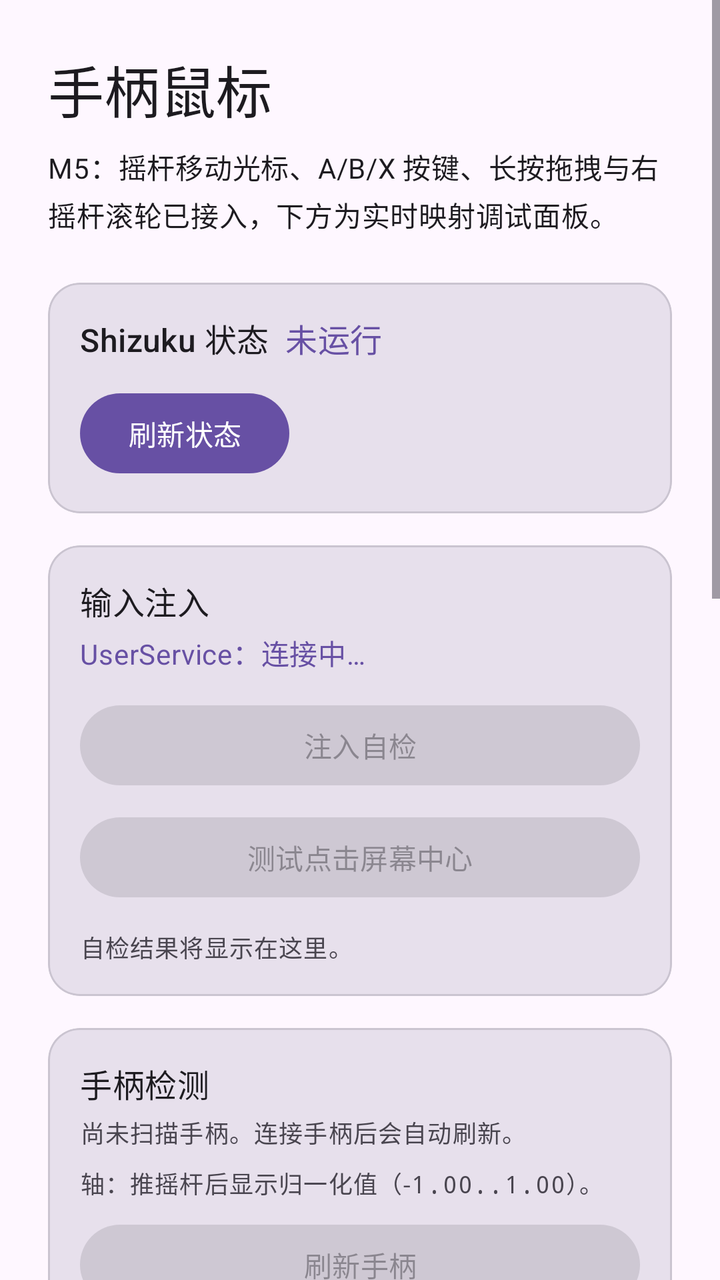
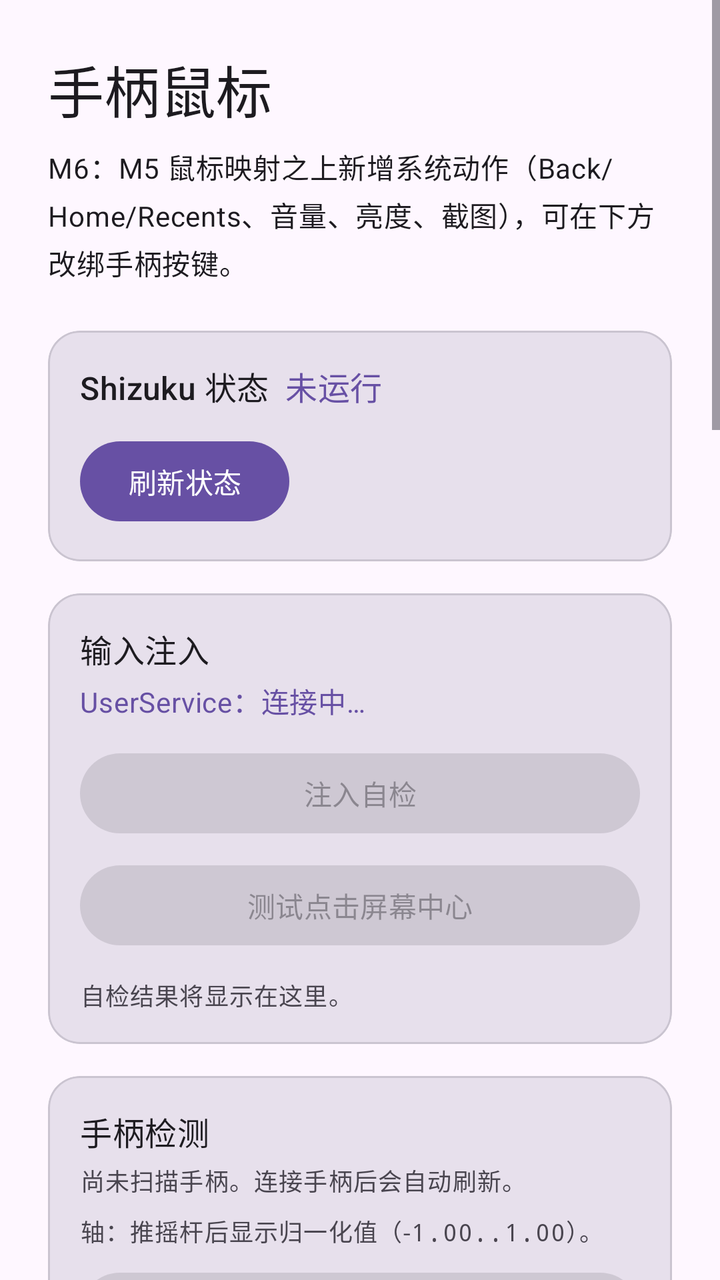

Screens rendered from an Android XML layout before and after an edit, with the pre-edit source and the edit as a unified diff.
<!-- AndroidManifest.xml: application theme Theme.PadMouse -->
<!-- res/layout/activity_main.xml -->
<?xml version="1.0" encoding="utf-8"?>
<ScrollView xmlns:android="http://schemas.android.com/apk/res/android"
    xmlns:app="http://schemas.android.com/apk/res-auto"
    android:layout_width="match_parent"
    android:layout_height="match_parent"
    android:fillViewport="true">

    <LinearLayout
        android:layout_width="match_parent"
        android:layout_height="wrap_content"
        android:orientation="vertical"
        android:padding="24dp">

        <TextView
            android:layout_width="wrap_content"
            android:layout_height="wrap_content"
            android:text="@string/main_title"
            android:textAppearance="?attr/textAppearanceHeadlineMedium" />

        <TextView
            android:layout_width="wrap_content"
            android:layout_height="wrap_content"
            android:layout_marginTop="8dp"
            android:text="@string/main_placeholder_hint"
            android:textAppearance="?attr/textAppearanceBodyMedium" />

        <com.google.android.material.card.MaterialCardView
            android:layout_width="match_parent"
            android:layout_height="wrap_content"
            android:layout_marginTop="24dp"
            app:cardBackgroundColor="?attr/colorSurfaceVariant"
            app:cardCornerRadius="16dp"
            app:cardElevation="0dp">

            <LinearLayout
                android:layout_width="match_parent"
                android:layout_height="wrap_content"
                android:orientation="vertical"
                android:padding="16dp">

                <LinearLayout
                    android:layout_width="match_parent"
                    android:layout_height="wrap_content"
                    android:gravity="center_vertical"
                    android:orientation="horizontal">

                    <TextView
                        android:layout_width="wrap_content"
                        android:layout_height="wrap_content"
                        android:text="@string/shizuku_status_label"
                        android:textAppearance="?attr/textAppearanceTitleMedium" />

                    <TextView
                        android:id="@+id/shizuku_status_value"
                        android:layout_width="wrap_content"
                        android:layout_height="wrap_content"
                        android:layout_marginStart="8dp"
                        android:text="@string/shizuku_status_not_running"
                        android:textAppearance="?attr/textAppearanceTitleMedium"
                        android:textColor="?attr/colorPrimary" />

                </LinearLayout>

                <TextView
                    android:id="@+id/shizuku_hint"
                    android:layout_width="match_parent"
                    android:layout_height="wrap_content"
                    android:layout_marginTop="8dp"
                    android:textAppearance="?attr/textAppearanceBodyMedium"
                    android:visibility="gone" />

                <LinearLayout
                    android:layout_width="match_parent"
                    android:layout_height="wrap_content"
                    android:layout_marginTop="12dp"
                    android:orientation="horizontal">

                    <Button
                        android:id="@+id/button_refresh_shizuku"
                        android:layout_width="wrap_content"
                        android:layout_height="wrap_content"
                        android:text="@string/shizuku_action_refresh" />

                    <Button
                        android:id="@+id/button_request_shizuku"
                        android:layout_width="wrap_content"
                        android:layout_height="wrap_content"
                        android:layout_marginStart="8dp"
                        android:text="@string/shizuku_action_request"
                        android:visibility="gone" />

                    <Button
                        android:id="@+id/button_install_shizuku"
                        android:layout_width="wrap_content"
                        android:layout_height="wrap_content"
                        android:layout_marginStart="8dp"
                        android:text="@string/shizuku_action_install"
                        android:visibility="gone" />

                </LinearLayout>

            </LinearLayout>

        </com.google.android.material.card.MaterialCardView>

        <com.google.android.material.card.MaterialCardView
            android:layout_width="match_parent"
            android:layout_height="wrap_content"
            android:layout_marginTop="16dp"
            app:cardBackgroundColor="?attr/colorSurfaceVariant"
            app:cardCornerRadius="16dp"
            app:cardElevation="0dp">

            <LinearLayout
                android:layout_width="match_parent"
                android:layout_height="wrap_content"
                android:orientation="vertical"
                android:padding="16dp">

                <TextView
                    android:layout_width="wrap_content"
                    android:layout_height="wrap_content"
                    android:text="@string/inject_card_title"
                    android:textAppearance="?attr/textAppearanceTitleMedium" />

                <TextView
                    android:id="@+id/inject_service_status"
                    android:layout_width="match_parent"
                    android:layout_height="wrap_content"
                    android:layout_marginTop="4dp"
                    android:text="@string/inject_service_status_connecting"
                    android:textAppearance="?attr/textAppearanceBodyMedium"
                    android:textColor="?attr/colorPrimary" />

                <Button
                    android:id="@+id/button_self_test"
                    android:layout_width="match_parent"
                    android:layout_height="wrap_content"
                    android:layout_marginTop="12dp"
                    android:enabled="false"
                    android:text="@string/inject_action_self_test" />

                <Button
                    android:id="@+id/button_test_tap"
                    android:layout_width="match_parent"
                    android:layout_height="wrap_content"
                    android:layout_marginTop="8dp"
                    android:enabled="false"
                    android:text="@string/inject_action_test_tap" />

                <TextView
                    android:id="@+id/inject_result"
                    android:layout_width="match_parent"
                    android:layout_height="wrap_content"
                    android:layout_marginTop="12dp"
                    android:fontFamily="monospace"
                    android:text="@string/inject_result_idle"
                    android:textAppearance="?attr/textAppearanceBodySmall"
                    android:textIsSelectable="true" />

            </LinearLayout>

        </com.google.android.material.card.MaterialCardView>

        <com.google.android.material.card.MaterialCardView
            android:layout_width="match_parent"
            android:layout_height="wrap_content"
            android:layout_marginTop="16dp"
            app:cardBackgroundColor="?attr/colorSurfaceVariant"
            app:cardCornerRadius="16dp"
            app:cardElevation="0dp">

            <LinearLayout
                android:layout_width="match_parent"
                android:layout_height="wrap_content"
                android:orientation="vertical"
                android:padding="16dp">

                <TextView
                    android:layout_width="wrap_content"
                    android:layout_height="wrap_content"
                    android:text="@string/gamepad_card_title"
                    android:textAppearance="?attr/textAppearanceTitleMedium" />

                <TextView
                    android:id="@+id/gamepad_summary"
                    android:layout_width="match_parent"
                    android:layout_height="wrap_content"
                    android:layout_marginTop="4dp"
                    android:fontFamily="monospace"
                    android:text="@string/gamepad_summary_idle"
                    android:textAppearance="?attr/textAppearanceBodySmall"
                    android:textIsSelectable="true" />

                <TextView
                    android:id="@+id/gamepad_axes"
                    android:layout_width="match_parent"
                    android:layout_height="wrap_content"
                    android:layout_marginTop="8dp"
                    android:fontFamily="monospace"
                    android:text="@string/gamepad_axes_idle"
                    android:textAppearance="?attr/textAppearanceBodySmall" />

                <Button
                    android:id="@+id/button_refresh_gamepad"
                    android:layout_width="match_parent"
                    android:layout_height="wrap_content"
                    android:layout_marginTop="8dp"
                    android:enabled="false"
                    android:text="@string/gamepad_action_refresh" />

                <TextView
                    android:layout_width="match_parent"
                    android:layout_height="wrap_content"
                    android:layout_marginTop="12dp"
                    android:text="@string/gamepad_events_title"
                    android:textAppearance="?attr/textAppearanceTitleSmall" />

                <TextView
                    android:id="@+id/gamepad_events"
                    android:layout_width="match_parent"
                    android:layout_height="wrap_content"
                    android:layout_marginTop="4dp"
                    android:fontFamily="monospace"
                    android:text="@string/gamepad_events_idle"
                    android:textAppearance="?attr/textAppearanceBodySmall"
                    android:textIsSelectable="true" />

            </LinearLayout>

        </com.google.android.material.card.MaterialCardView>

        <com.google.android.material.card.MaterialCardView
            android:layout_width="match_parent"
            android:layout_height="wrap_content"
            android:layout_marginTop="16dp"
            app:cardBackgroundColor="?attr/colorSurfaceVariant"
            app:cardCornerRadius="16dp"
            app:cardElevation="0dp">

            <LinearLayout
                android:layout_width="match_parent"
                android:layout_height="wrap_content"
                android:orientation="vertical"
                android:padding="16dp">

                <TextView
                    android:layout_width="wrap_content"
                    android:layout_height="wrap_content"
                    android:text="@string/mapping_card_title"
                    android:textAppearance="?attr/textAppearanceTitleMedium" />

                <TextView
                    android:id="@+id/mapping_status"
                    android:layout_width="match_parent"
                    android:layout_height="wrap_content"
                    android:layout_marginTop="4dp"
                    android:text="@string/mapping_status_idle"
                    android:textAppearance="?attr/textAppearanceBodyMedium"
                    android:textColor="?attr/colorPrimary" />

                <TextView
                    android:id="@+id/mapping_cursor_value"
                    android:layout_width="match_parent"
                    android:layout_height="wrap_content"
                    android:layout_marginTop="8dp"
                    android:fontFamily="monospace"
                    android:text="@string/mapping_cursor_idle"
                    android:textAppearance="?attr/textAppearanceBodySmall"
                    android:textIsSelectable="true" />

                <TextView
                    android:id="@+id/mapping_vector_value"
                    android:layout_width="match_parent"
                    android:layout_height="wrap_content"
                    android:layout_marginTop="4dp"
                    android:fontFamily="monospace"
                    android:text="@string/mapping_vector_idle"
                    android:textAppearance="?attr/textAppearanceBodySmall"
                    android:textIsSelectable="true" />

                <TextView
                    android:id="@+id/mapping_action_value"
                    android:layout_width="match_parent"
                    android:layout_height="wrap_content"
                    android:layout_marginTop="4dp"
                    android:fontFamily="monospace"
                    android:text="@string/mapping_action_idle"
                    android:textAppearance="?attr/textAppearanceBodySmall"
                    android:textIsSelectable="true" />

                <TextView
                    android:layout_width="match_parent"
                    android:layout_height="wrap_content"
                    android:layout_marginTop="12dp"
                    android:text="@string/mapping_bindings_summary"
                    android:textAppearance="?attr/textAppearanceBodySmall" />

            </LinearLayout>

        </com.google.android.material.card.MaterialCardView>

        <com.google.android.material.card.MaterialCardView
            android:layout_width="match_parent"
            android:layout_height="wrap_content"
            android:layout_marginTop="16dp"
            app:cardBackgroundColor="?attr/colorSurfaceVariant"
            app:cardCornerRadius="16dp"
            app:cardElevation="0dp">

            <LinearLayout
                android:layout_width="match_parent"
                android:layout_height="wrap_content"
                android:orientation="vertical"
                android:padding="16dp">

                <TextView
                    android:layout_width="wrap_content"
                    android:layout_height="wrap_content"
                    android:text="@string/cursor_card_title"
                    android:textAppearance="?attr/textAppearanceTitleMedium" />

                <LinearLayout
                    android:layout_width="match_parent"
                    android:layout_height="wrap_content"
                    android:layout_marginTop="8dp"
                    android:gravity="center_vertical"
                    android:orientation="horizontal">

                    <TextView
                        android:layout_width="wrap_content"
                        android:layout_height="wrap_content"
                        android:text="@string/cursor_overlay_permission_label"
                        android:textAppearance="?attr/textAppearanceBodyMedium" />

                    <TextView
                        android:id="@+id/overlay_status_value"
                        android:layout_width="wrap_content"
                        android:layout_height="wrap_content"
                        android:layout_marginStart="8dp"
                        android:text="@string/cursor_overlay_denied"
                        android:textAppearance="?attr/textAppearanceBodyMedium"
                        android:textColor="?attr/colorPrimary" />

                    <Button
                        android:id="@+id/button_grant_overlay"
                        android:layout_width="wrap_content"
                        android:layout_height="wrap_content"
                        android:layout_marginStart="8dp"
                        android:text="@string/cursor_action_grant_overlay" />

                </LinearLayout>

                <androidx.appcompat.widget.SwitchCompat
                    android:id="@+id/switch_cursor"
                    android:layout_width="match_parent"
                    android:layout_height="wrap_content"
                    android:layout_marginTop="12dp"
                    android:text="@string/cursor_action_toggle" />

                <LinearLayout
                    android:layout_width="match_parent"
                    android:layout_height="wrap_content"
                    android:layout_marginTop="16dp"
                    android:gravity="center_vertical"
                    android:orientation="horizontal">

                    <TextView
                        android:layout_width="0dp"
                        android:layout_height="wrap_content"
                        android:layout_weight="1"
                        android:text="@string/cursor_size_label"
                        android:textAppearance="?attr/textAppearanceBodyMedium" />

                    <TextView
                        android:id="@+id/cursor_size_value"
                        android:layout_width="wrap_content"
                        android:layout_height="wrap_content"
                        android:text="@string/cursor_size_value_default"
                        android:textAppearance="?attr/textAppearanceBodyMedium"
                        android:textColor="?attr/colorPrimary" />

                </LinearLayout>

                <SeekBar
                    android:id="@+id/seek_cursor_size"
                    android:layout_width="match_parent"
                    android:layout_height="wrap_content" />

                <LinearLayout
                    android:layout_width="match_parent"
                    android:layout_height="wrap_content"
                    android:layout_marginTop="8dp"
                    android:gravity="center_vertical"
                    android:orientation="horizontal">

                    <TextView
                        android:layout_width="0dp"
                        android:layout_height="wrap_content"
                        android:layout_weight="1"
                        android:text="@string/cursor_idle_label"
                        android:textAppearance="?attr/textAppearanceBodyMedium" />

                    <TextView
                        android:id="@+id/cursor_idle_value"
                        android:layout_width="wrap_content"
                        android:layout_height="wrap_content"
                        android:text="@string/cursor_idle_value_default"
                        android:textAppearance="?attr/textAppearanceBodyMedium"
                        android:textColor="?attr/colorPrimary" />

                </LinearLayout>

                <SeekBar
                    android:id="@+id/seek_cursor_idle"
                    android:layout_width="match_parent"
                    android:layout_height="wrap_content" />

                <TextView
                    android:layout_width="wrap_content"
                    android:layout_height="wrap_content"
                    android:layout_marginTop="8dp"
                    android:text="@string/cursor_color_label"
                    android:textAppearance="?attr/textAppearanceBodyMedium" />

                <RadioGroup
                    android:id="@+id/radio_group_cursor_color"
                    android:layout_width="match_parent"
                    android:layout_height="wrap_content"
                    android:layout_marginTop="4dp"
                    android:orientation="horizontal">

                    <RadioButton
                        android:id="@+id/radio_cursor_white"
                        android:layout_width="wrap_content"
                        android:layout_height="wrap_content"
                        android:text="@string/cursor_color_white" />

                    <RadioButton
                        android:id="@+id/radio_cursor_black"
                        android:layout_width="wrap_content"
                        android:layout_height="wrap_content"
                        android:layout_marginStart="8dp"
                        android:text="@string/cursor_color_black" />

                    <RadioButton
                        android:id="@+id/radio_cursor_yellow"
                        android:layout_width="wrap_content"
                        android:layout_height="wrap_content"
                        android:layout_marginStart="8dp"
                        android:text="@string/cursor_color_yellow" />

                </RadioGroup>

            </LinearLayout>

        </com.google.android.material.card.MaterialCardView>

    </LinearLayout>

</ScrollView>
<!-- resources referenced by this layout -->
<resources>
  <string name="cursor_action_grant_overlay">授予悬浮窗权限</string>
  <string name="cursor_action_toggle">显示光标（悬浮窗）</string>
  <string name="cursor_card_title">光标悬浮窗</string>
  <string name="cursor_color_black">黑色</string>
  <string name="cursor_color_label">光标颜色</string>
  <string name="cursor_color_white">白色</string>
  <string name="cursor_color_yellow">黄色</string>
  <string name="cursor_idle_label">静止后自动变淡</string>
  <string name="cursor_idle_value_default">3 秒</string>
  <string name="cursor_overlay_denied">未授予</string>
  <string name="cursor_overlay_permission_label">悬浮窗权限</string>
  <string name="cursor_size_label">光标大小</string>
  <string name="cursor_size_value_default">28 dp</string>
  <string name="gamepad_action_refresh">刷新手柄</string>
  <string name="gamepad_axes_idle">轴：推摇杆后显示归一化值（-1.00..1.00）。</string>
  <string name="gamepad_card_title">手柄检测</string>
  <string name="gamepad_events_idle">按键事件将显示在这里。</string>
  <string name="gamepad_events_title">最近按键事件（最多 10 条）</string>
  <string name="gamepad_summary_idle">尚未扫描手柄。连接手柄后会自动刷新。</string>
  <string name="inject_action_self_test">注入自检</string>
  <string name="inject_action_test_tap">测试点击屏幕中心</string>
  <string name="inject_card_title">输入注入</string>
  <string name="inject_result_idle">自检结果将显示在这里。</string>
  <string name="inject_service_status_connecting">UserService：连接中…</string>
  <string name="main_placeholder_hint">M5：摇杆移动光标、A/B/X 按键、长按拖拽与右摇杆滚轮已接入，下方为实时映射调试面板。</string>
  <string name="main_title">手柄鼠标</string>
  <string name="mapping_action_idle">最近动作: -</string>
  <string name="mapping_bindings_summary">默认绑定：A→点击 / 长按拖拽 · B→右键 · X→中键 · LT→左键按住 · RT→右键按住 · TL/TR→滚轮上/下 · 左摇杆移动 · 右摇杆滚轮</string>
  <string name="mapping_card_title">映射引擎（调试）</string>
  <string name="mapping_cursor_idle">光标: -</string>
  <string name="mapping_status_idle">映射未启动：打开光标后自动启用。</string>
  <string name="mapping_vector_idle">左摇杆 (0.00, 0.00) · 右摇杆 (0.00, 0.00)</string>
  <string name="shizuku_action_install">去安装 Shizuku</string>
  <string name="shizuku_action_refresh">刷新状态</string>
  <string name="shizuku_action_request">申请授权</string>
  <string name="shizuku_status_label">Shizuku 状态</string>
  <string name="shizuku_status_not_running">未运行</string>
  <style name="Theme.PadMouse" parent="Theme.Material3.DayNight.NoActionBar" />
</resources>

<!-- the commit's change to res/layout/activity_main.xml (unified diff, before → after) -->
@@ -317,6 +317,228 @@
                 <TextView
                     android:layout_width="wrap_content"
                     android:layout_height="wrap_content"
+                    android:text="@string/system_card_title"
+                    android:textAppearance="?attr/textAppearanceTitleMedium" />
+
+                <TextView
+                    android:layout_width="match_parent"
+                    android:layout_height="wrap_content"
+                    android:layout_marginTop="4dp"
+                    android:text="@string/system_card_hint"
+                    android:textAppearance="?attr/textAppearanceBodySmall" />
+
+                <LinearLayout
+                    android:layout_width="match_parent"
+                    android:layout_height="wrap_content"
+                    android:layout_marginTop="8dp"
+                    android:gravity="center_vertical"
+                    android:orientation="horizontal">
+
+                    <TextView
+                        android:layout_width="0dp"
+                        android:layout_height="wrap_content"
+                        android:layout_weight="1"
+                        android:text="@string/system_action_back"
+                        android:textAppearance="?attr/textAppearanceBodyMedium" />
+
+                    <Spinner
+                        android:id="@+id/spinner_system_back"
+                        android:layout_width="0dp"
+                        android:layout_height="wrap_content"
+                        android:layout_marginStart="8dp"
+                        android:layout_weight="1.1" />
+
+                </LinearLayout>
+                <LinearLayout
+                    android:layout_width="match_parent"
+                    android:layout_height="wrap_content"
+                    android:layout_marginTop="8dp"
+                    android:gravity="center_vertical"
+                    android:orientation="horizontal">
+
+                    <TextView
+                        android:layout_width="0dp"
+                        android:layout_height="wrap_content"
+                        android:layout_weight="1"
+                        android:text="@string/system_action_home"
+                        android:textAppearance="?attr/textAppearanceBodyMedium" />
+
+                    <Spinner
+                        android:id="@+id/spinner_system_home"
+                        android:layout_width="0dp"
+                        android:layout_height="wrap_content"
+                        android:layout_marginStart="8dp"
+                        android:layout_weight="1.1" />
+
+                </LinearLayout>
+                <LinearLayout
+                    android:layout_width="match_parent"
+                    android:layout_height="wrap_content"
+                    android:layout_marginTop="8dp"
+                    android:gravity="center_vertical"
+                    android:orientation="horizontal">
+
+                    <TextView
+                        android:layout_width="0dp"
+                        android:layout_height="wrap_content"
+                        android:layout_weight="1"
+                        android:text="@string/system_action_recents"
+                        android:textAppearance="?attr/textAppearanceBodyMedium" />
+
+                    <Spinner
+                        android:id="@+id/spinner_system_recents"
+                        android:layout_width="0dp"
+                        android:layout_height="wrap_content"
+                        android:layout_marginStart="8dp"
+                        android:layout_weight="1.1" />
+
+                </LinearLayout>
+                <LinearLayout
+                    android:layout_width="match_parent"
+                    android:layout_height="wrap_content"
+                    android:layout_marginTop="8dp"
+                    android:gravity="center_vertical"
+                    android:orientation="horizontal">
+
+                    <TextView
+                        android:layout_width="0dp"
+                        android:layout_height="wrap_content"
+                        android:layout_weight="1"
+                        android:text="@string/system_action_volume_up"
+                        android:textAppearance="?attr/textAppearanceBodyMedium" />
+
+                    <Spinner
+                        android:id="@+id/spinner_system_volume_up"
+                        android:layout_width="0dp"
+                        android:layout_height="wrap_content"
+                        android:layout_marginStart="8dp"
+                        android:layout_weight="1.1" />
+
+                </LinearLayout>
+                <LinearLayout
+                    android:layout_width="match_parent"
+                    android:layout_height="wrap_content"
+                    android:layout_marginTop="8dp"
+                    android:gravity="center_vertical"
+                    android:orientation="horizontal">
+
+                    <TextView
+                        android:layout_width="0dp"
+                        android:layout_height="wrap_content"
+                        android:layout_weight="1"
+                        android:text="@string/system_action_volume_down"
+                        android:textAppearance="?attr/textAppearanceBodyMedium" />
+
+                    <Spinner
+                        android:id="@+id/spinner_system_volume_down"
+                        android:layout_width="0dp"
+                        android:layout_height="wrap_content"
+                        android:layout_marginStart="8dp"
+                        android:layout_weight="1.1" />
+
+                </LinearLayout>
+                <LinearLayout
+                    android:layout_width="match_parent"
+                    android:layout_height="wrap_content"
+                    android:layout_marginTop="8dp"
+                    android:gravity="center_vertical"
+                    android:orientation="horizontal">
+
+                    <TextView
+                        android:layout_width="0dp"
+                        android:layout_height="wrap_content"
+                        android:layout_weight="1"
+                        android:text="@string/system_action_brightness_up"
+                        android:textAppearance="?attr/textAppearanceBodyMedium" />
+
+                    <Spinner
+                        android:id="@+id/spinner_system_brightness_up"
+                        android:layout_width="0dp"
+                        android:layout_height="wrap_content"
+                        android:layout_marginStart="8dp"
+                        android:layout_weight="1.1" />
+
+                </LinearLayout>
+                <LinearLayout
+                    android:layout_width="match_parent"
+                    android:layout_height="wrap_content"
+                    android:layout_marginTop="8dp"
+                    android:gravity="center_vertical"
+                    android:orientation="horizontal">
+
+                    <TextView
+                        android:layout_width="0dp"
+                        android:layout_height="wrap_content"
+                        android:layout_weight="1"
+                        android:text="@string/system_action_brightness_down"
+                        android:textAppearance="?attr/textAppearanceBodyMedium" />
+
+                    <Spinner
+                        android:id="@+id/spinner_system_brightness_down"
+                        android:layout_width="0dp"
+                        android:layout_height="wrap_content"
+                        android:layout_marginStart="8dp"
+                        android:layout_weight="1.1" />
+
+                </LinearLayout>
+                <LinearLayout
+                    android:layout_width="match_parent"
+                    android:layout_height="wrap_content"
+                    android:layout_marginTop="8dp"
+                    android:gravity="center_vertical"
+                    android:orientation="horizontal">
+
+                    <TextView
+                        android:layout_width="0dp"
+                        android:layout_height="wrap_content"
+                        android:layout_weight="1"
+                        android:text="@string/system_action_screenshot"
+                        android:textAppearance="?attr/textAppearanceBodyMedium" />
+
+                    <Spinner
+                        android:id="@+id/spinner_system_screenshot"
+                        android:layout_width="0dp"
+                        android:layout_height="wrap_content"
+                        android:layout_marginStart="8dp"
+                        android:layout_weight="1.1" />
+
+                </LinearLayout>
+
+                <Button
+                    android:id="@+id/button_reset_system_bindings"
+                    android:layout_width="match_parent"
+                    android:layout_height="wrap_content"
+                    android:layout_marginTop="12dp"
+                    android:text="@string/system_action_reset" />
+
+                <TextView
+                    android:layout_width="match_parent"
+                    android:layout_height="wrap_content"
+                    android:layout_marginTop="8dp"
+                    android:text="@string/system_card_defaults_hint"
+                    android:textAppearance="?attr/textAppearanceBodySmall" />
+
+            </LinearLayout>
+
+        </com.google.android.material.card.MaterialCardView>
+
+        <com.google.android.material.card.MaterialCardView
+            android:layout_width="match_parent"
+            android:layout_height="wrap_content"
+            android:layout_marginTop="16dp"
+            app:cardBackgroundColor="?attr/colorSurfaceVariant"
+            app:cardCornerRadius="16dp"
+            app:cardElevation="0dp">
+
+            <LinearLayout
+                android:layout_width="match_parent"
+                android:layout_height="wrap_content"
+                android:orientation="vertical"
+                android:padding="16dp">
+
+                <TextView
+                    android:layout_width="wrap_content"
+                    android:layout_height="wrap_content"
                     android:text="@string/cursor_card_title"
                     android:textAppearance="?attr/textAppearanceTitleMedium" />
 
<!-- resource entries referenced after the edit -->
@@ -24,7 +24,7 @@
   <string name="inject_card_title">输入注入</string>
   <string name="inject_result_idle">自检结果将显示在这里。</string>
   <string name="inject_service_status_connecting">UserService：连接中…</string>
-  <string name="main_placeholder_hint">M5：摇杆移动光标、A/B/X 按键、长按拖拽与右摇杆滚轮已接入，下方为实时映射调试面板。</string>
+  <string name="main_placeholder_hint">M6：M5 鼠标映射之上新增系统动作（Back/Home/Recents、音量、亮度、截图），可在下方改绑手柄按键。</string>
   <string name="main_title">手柄鼠标</string>
   <string name="mapping_action_idle">最近动作: -</string>
   <string name="mapping_bindings_summary">默认绑定：A→点击 / 长按拖拽 · B→右键 · X→中键 · LT→左键按住 · RT→右键按住 · TL/TR→滚轮上/下 · 左摇杆移动 · 右摇杆滚轮</string>
@@ -37,6 +37,18 @@
   <string name="shizuku_action_request">申请授权</string>
   <string name="shizuku_status_label">Shizuku 状态</string>
   <string name="shizuku_status_not_running">未运行</string>
+  <string name="system_action_back">返回 Back</string>
+  <string name="system_action_brightness_down">亮度减</string>
+  <string name="system_action_brightness_up">亮度加</string>
+  <string name="system_action_home">主屏 Home</string>
+  <string name="system_action_recents">最近任务 Recents</string>
+  <string name="system_action_reset">恢复默认绑定</string>
+  <string name="system_action_screenshot">截图</string>
+  <string name="system_action_volume_down">音量减</string>
+  <string name="system_action_volume_up">音量加</string>
+  <string name="system_card_defaults_hint">默认：Start→Home · Select→Back · Xbox 键→最近任务 · 左摇杆按下→音量减 · 右摇杆按下→音量加 · 十字键上/下→亮度加/减 · LB+RB 同时按→截图</string>
+  <string name="system_card_hint">为每个动作选择手柄按键，改动即时生效并保存；同一动作 200ms 内只触发一次。</string>
+  <string name="system_card_title">系统动作绑定</string>
   <style name="Theme.PadMouse" parent="Theme.Material3.DayNight.NoActionBar" />
 </resources>
 
